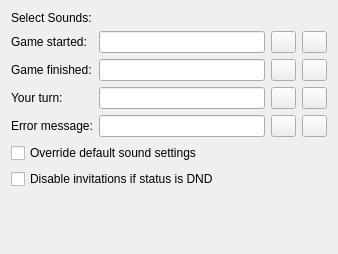
Above: generic/chessplugin/options.ui from psi-im/plugins before the change. Below: the same form after it.
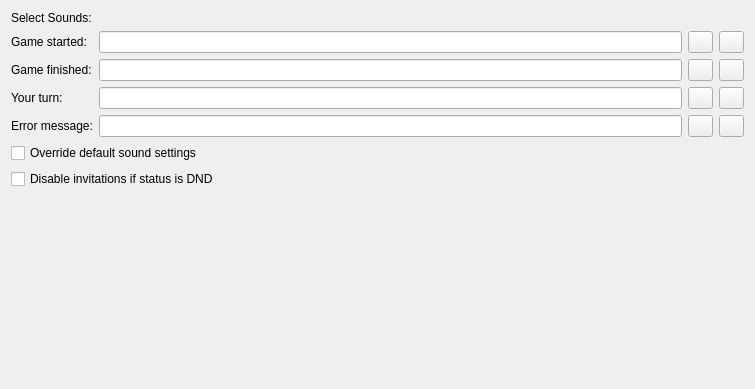
That is the form after the change.

What changed in the file:
```diff
--- a/generic/chessplugin/options.ui
+++ b/generic/chessplugin/options.ui
@@ -6,8 +6,8 @@
    <rect>
     <x>0</x>
     <y>0</y>
-    <width>338</width>
-    <height>254</height>
+    <width>755</width>
+    <height>389</height>
    </rect>
   </property>
   <property name="windowTitle">
@@ -222,13 +222,6 @@
      </property>
     </widget>
    </item>
-   <item>
-    <widget class="QLabel" name="wiki">
-     <property name="text">
-      <string/>
-     </property>
-    </widget>
-   </item>
    <item>
     <spacer name="verticalSpacer">
      <property name="orientation">
@@ -242,6 +235,13 @@
      </property>
     </spacer>
    </item>
+   <item>
+    <widget class="QLabel" name="wiki">
+     <property name="text">
+      <string/>
+     </property>
+    </widget>
+   </item>
   </layout>
  </widget>
  <resources/>
```
